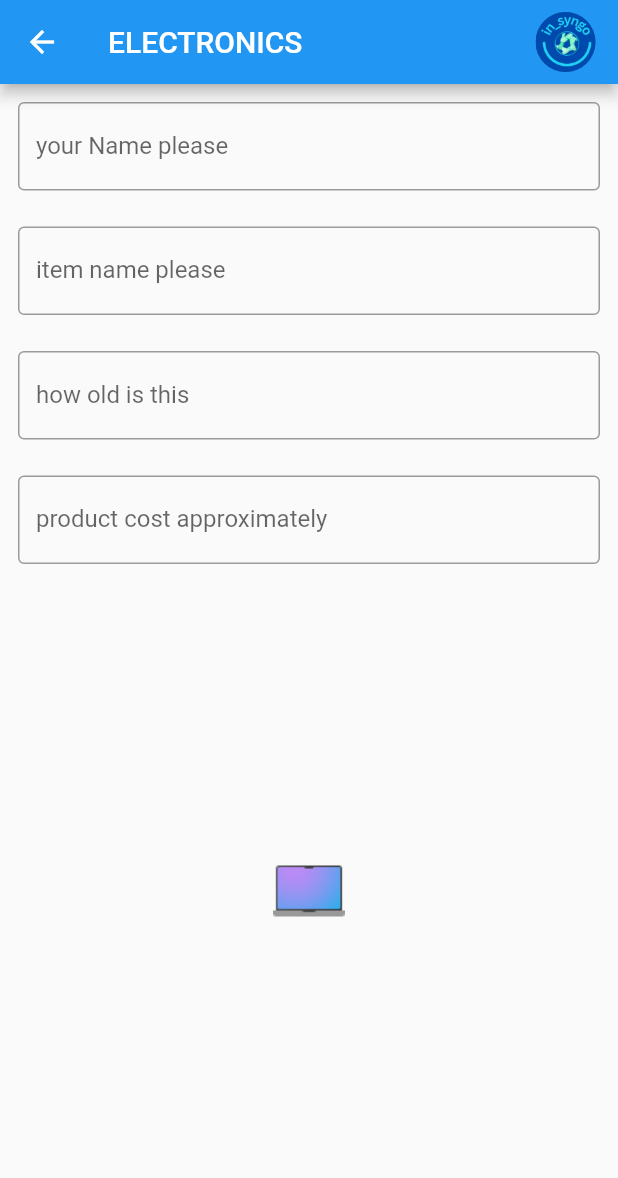
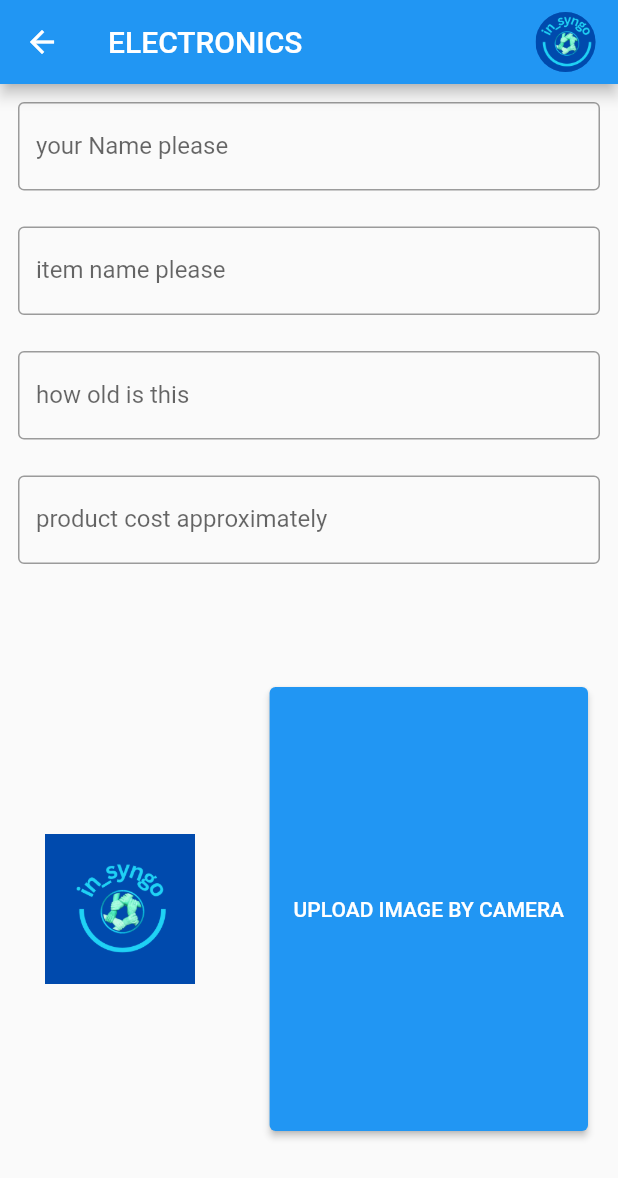
Before and after one commit to HEYKASHIF/in_syngo, a Flutter app: the electronics screen opened directly, on a phone screen of 412 x 824 dp. Shown: the top 1178 px of the screen. Run offline on Flutter 3.47's test engine with Material 2 defaults, Android fonts, the phone set to English and light mode, and no system bars; our stand-ins replace animated_splash_screen, image_picker; missing offline and left inert: dart:ffi, intro_screen_onboarding_flutter; project files that could hold a hidden picture were left out.

Commit message:
16-april commit10

```diff
--- a/lib/electronics.dart
+++ b/lib/electronics.dart
@@ -91,15 +91,45 @@ class electronicsState extends State<electronics> {
               ),
             ),
           ),
-          Row(
+          Expanded(
+              child: Row(
             children: [
-              Expanded(
-                child: Container(
-                  child: Image.asset('assets/icon/electronic.png'),
-                ),
-              ),
+              (image != null)
+                  ? Expanded(
+                      child: Container(
+                        child: Image.file(
+                          image!,
+                          height: 100,
+                          width: 100,
+                        ),
+                      ),
+                    )
+                  : Expanded(
+                      child: Container(
+                        child: Image.asset(
+                          'assets/icon/icon.png',
+                          height: 100,
+                          width: 100,
+                        ),
+                      ),
+                    ),
+              Column(
+                children: [
+                  Expanded(
+                    child: Padding(
+                      padding: EdgeInsets.fromLTRB(20, 70, 20, 70),
+                      child: ElevatedButton(
+                        onPressed: pickImageCamera,
+                        child: Text(
+                          'UPLOAD IMAGE BY CAMERA',
+                        ),
+                      ),
+                    ),
+                  ),
+                ],
+              )
             ],
-          ),
+          ))
         ],
       ),
     );
```
